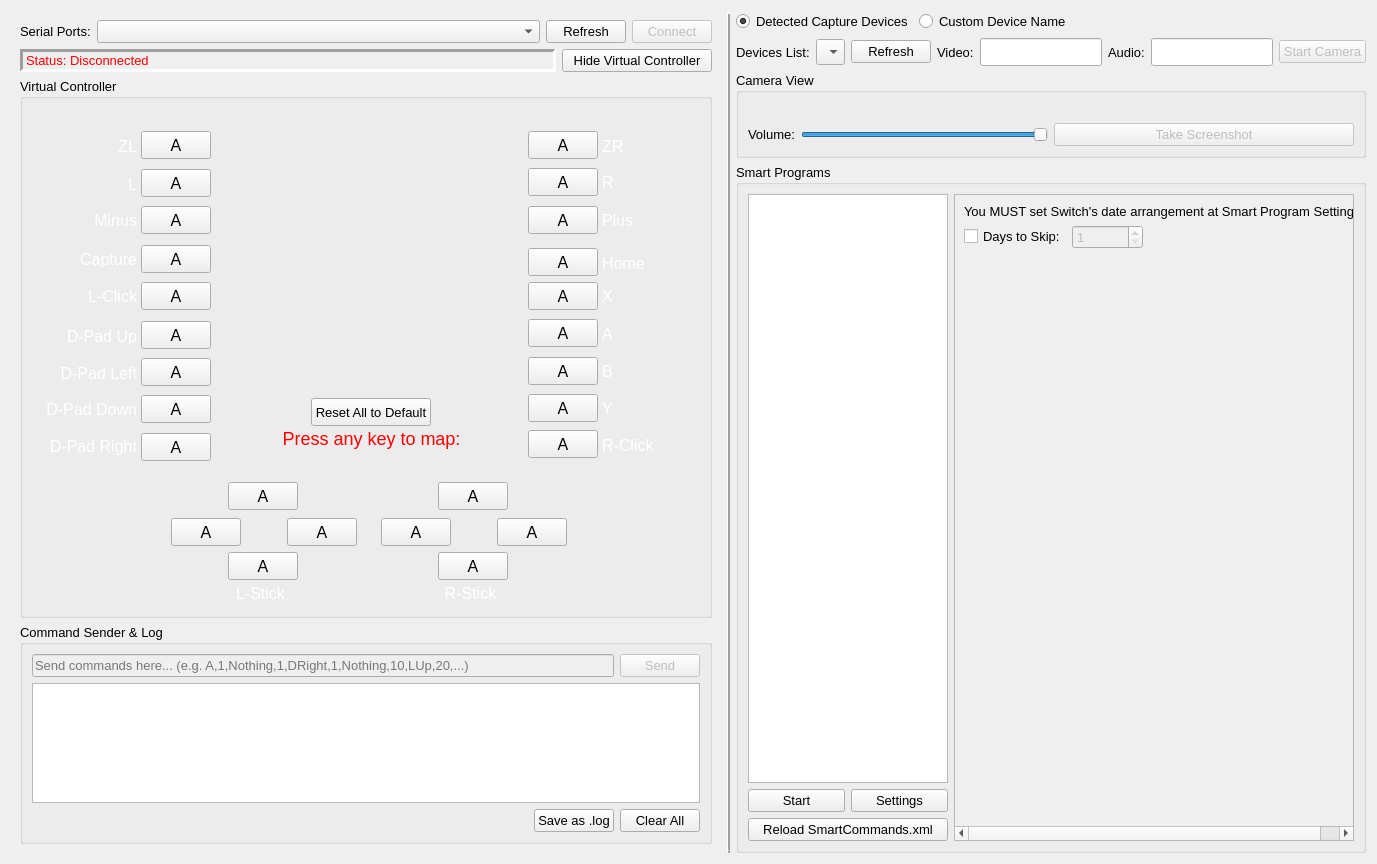
brianuuu/AutoControllerHelper, file remotecontrollerwindow.ui: the form before one commit.
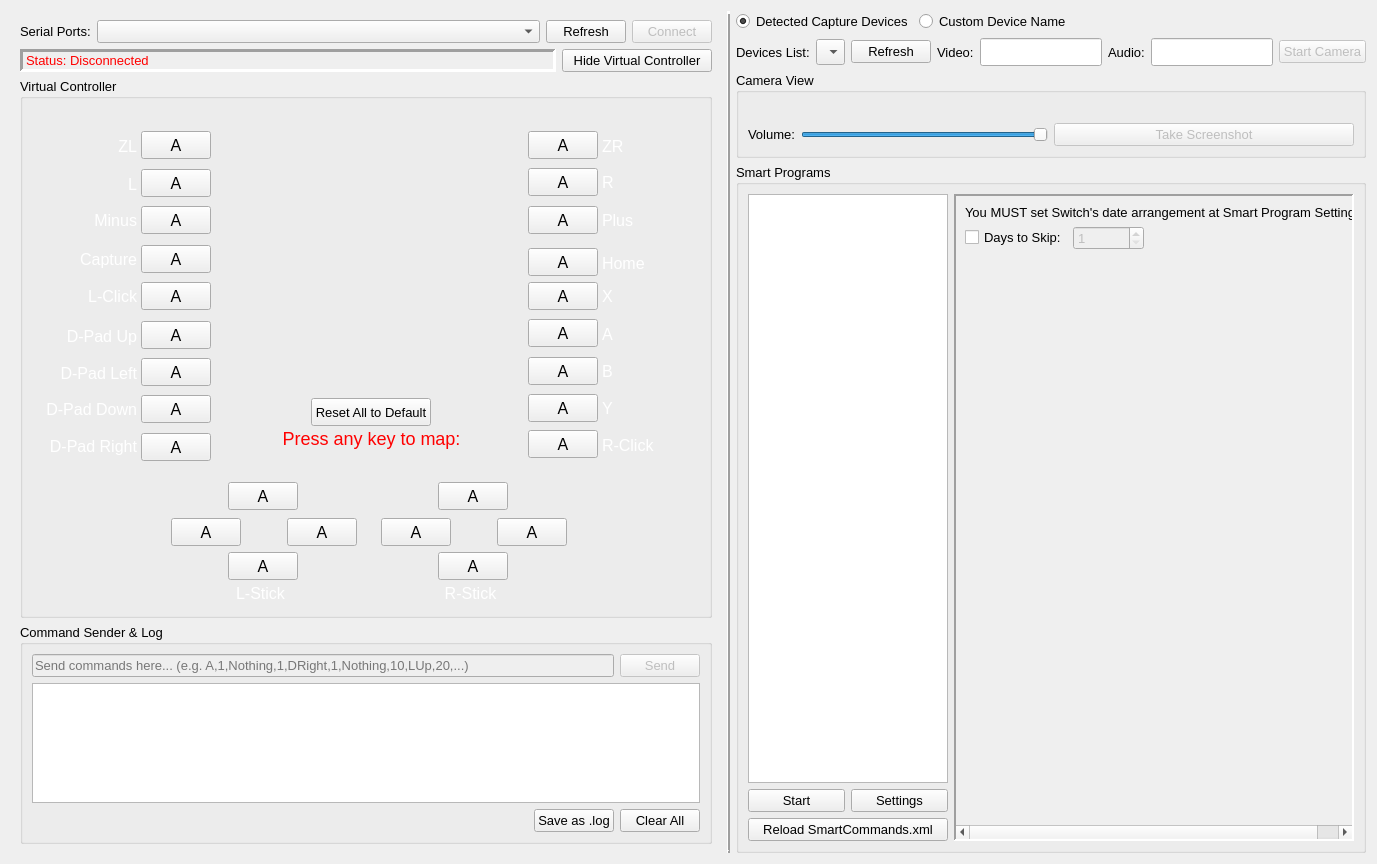
The form after the commit. The open tabs and pages were chosen to show the change. Icons and pictures are not drawn. Custom widgets are drawn as their Qt base class.

```diff
--- a/remotecontrollerwindow.ui
+++ b/remotecontrollerwindow.ui
@@ -2509,6 +2509,12 @@
               </property>
               <item>
                <widget class="QScrollArea" name="scrollArea_6">
+                <property name="frameShape">
+                 <enum>QFrame::Panel</enum>
+                </property>
+                <property name="lineWidth">
+                 <number>2</number>
+                </property>
                 <property name="widgetResizable">
                  <bool>true</bool>
                 </property>
@@ -2517,8 +2523,8 @@
                   <rect>
                    <x>0</x>
                    <y>0</y>
-                   <width>430</width>
-                   <height>319</height>
+                   <width>428</width>
+                   <height>317</height>
                   </rect>
                  </property>
                  <layout class="QVBoxLayout" name="verticalLayout_19">
```
Left out of the diff: 6 changed lines with no effect on the pictures.
